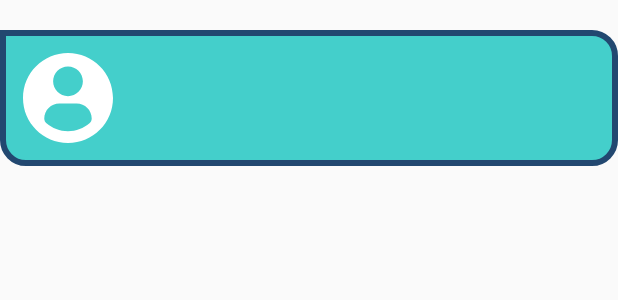
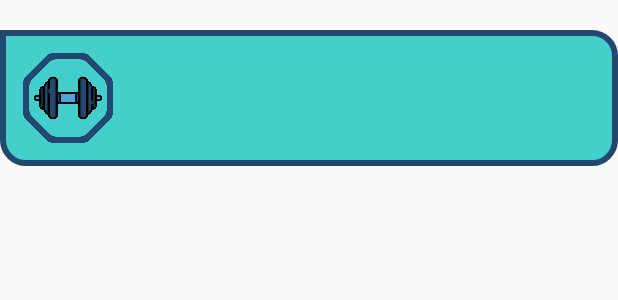
Before and after one commit to HFFY/CertificacionAndroid, an Android app: the layout excercises_item.xml on its own in the app's theme, with its tools: preview values and no code run, on a phone screen of 412 x 824 dp. Shown: the top 300 px of the screen. Run offline under Robolectric (Android 15) with nearby library versions, the phone set to English and light mode, and no system bars.

Commit message:
Proyecto finalizado

```diff
--- a/app/src/main/java/com/example/kenkogym/excercises/view/ExcercisesActivity.java
+++ b/app/src/main/java/com/example/kenkogym/excercises/view/ExcercisesActivity.java
@@ -38,6 +38,7 @@ public class ExcercisesActivity extends AppCompatActivity {
     protected void onCreate(Bundle savedInstanceState) {
         super.onCreate(savedInstanceState);
         setContentView(R.layout.activity_excercises);
+        getSupportActionBar().hide();
 
         recyclerView = findViewById(R.id.recycler_exc);
         textViewNoExcs = findViewById(R.id.text_no_excs);
--- a/app/src/main/java/com/example/kenkogym/excercises/view/ExcercisesAdapter.java
+++ b/app/src/main/java/com/example/kenkogym/excercises/view/ExcercisesAdapter.java
@@ -35,6 +35,8 @@ public class ExcercisesAdapter extends RecyclerView.Adapter<ExcercisesAdapter.Vi
     @Override
     public void onBindViewHolder(final ViewHolder holder, int position) {
 
+        holder.textViewName.setText(userModelList.get(position).getName());
+
 //        switch (userModelList.get(position)){
 //            default:
 //                break;
--- a/app/src/main/java/com/example/kenkogym/trainer/view/TrainerActivity.java
+++ b/app/src/main/java/com/example/kenkogym/trainer/view/TrainerActivity.java
@@ -41,6 +41,8 @@ public class TrainerActivity extends AppCompatActivity {
     protected void onCreate(Bundle savedInstanceState) {
         super.onCreate(savedInstanceState);
         setContentView(R.layout.activity_trainer);
+        getSupportActionBar().hide();
+
         viewModel = new ViewModelProvider(this).get(TrainerViewModel.class);
         buttonSave = findViewById(R.id.button_trainer_save);
         recyclerViewExc = findViewById(R.id.recycler_excercises);
--- a/app/src/main/java/com/example/kenkogym/trainer/view/TrainerExcerciseSelectionAdapter.java
+++ b/app/src/main/java/com/example/kenkogym/trainer/view/TrainerExcerciseSelectionAdapter.java
@@ -48,7 +48,7 @@ public class TrainerExcerciseSelectionAdapter extends RecyclerView.Adapter<Train
                 }else{
                     holder.isCheced = true;
                     holder.linearLayout.setBackgroundResource(R.drawable.btn_principal);
-                    ((TrainerActivity) activity).setSelection(userModelList.get(position).getId(),false);
+                    ((TrainerActivity) activity).setSelection(userModelList.get(position).getId(),true);
                 }
             }
         });
--- a/app/src/main/res/layout/excercises_item.xml
+++ b/app/src/main/res/layout/excercises_item.xml
@@ -1,28 +1,26 @@
 <?xml version="1.0" encoding="utf-8"?>
-<LinearLayout
-    xmlns:android="http://schemas.android.com/apk/res/android"
-    android:orientation="horizontal"
+<LinearLayout xmlns:android="http://schemas.android.com/apk/res/android"
     android:layout_width="match_parent"
-    android:padding="15dp"
-    android:gravity="center_vertical"
+    android:layout_height="wrap_content"
     android:layout_marginTop="20dp"
     android:background="@drawable/container_edit_text"
-    android:layout_height="wrap_content">
+    android:gravity="center_vertical"
+    android:orientation="horizontal"
+    android:padding="15dp">
 
     <ImageView
         android:id="@+id/image_exc"
         android:layout_width="60dp"
         android:layout_height="60dp"
-        android:src="@drawable/ic_profile_user"
         android:layout_marginRight="20dp"
-        android:tint="@color/colorWhite"/>
+        android:src="@drawable/kenkoic"/>
 
     <TextView
         android:id="@+id/text_exc"
         android:layout_width="wrap_content"
         android:layout_height="wrap_content"
+        android:layout_weight="1"
         android:textColor="@color/colorWhite"
-        android:textSize="20sp"
-        android:layout_weight="1"/>
+        android:textSize="20sp" />
 
 </LinearLayout>
--- a/app/src/main/res/layout/trainer_excercise_selection_item.xml
+++ b/app/src/main/res/layout/trainer_excercise_selection_item.xml
@@ -13,9 +13,8 @@
         android:id="@+id/image_trainer_exc"
         android:layout_width="60dp"
         android:layout_height="60dp"
-        android:src="@drawable/ic_profile_user"
-        android:layout_marginRight="20dp"
-        android:tint="@color/colorWhite"/>
+        android:src="@drawable/kenkoic"
+        android:layout_marginRight="20dp"/>
 
     <TextView
         android:id="@+id/text_trainer_exc"
```
Also changed, not shown: app/src/main/java/com/example/kenkogym/userMain/view/UserMainActivity.java (+17 -11 lines), app/src/main/res/drawable/kenkoic.png (added).
